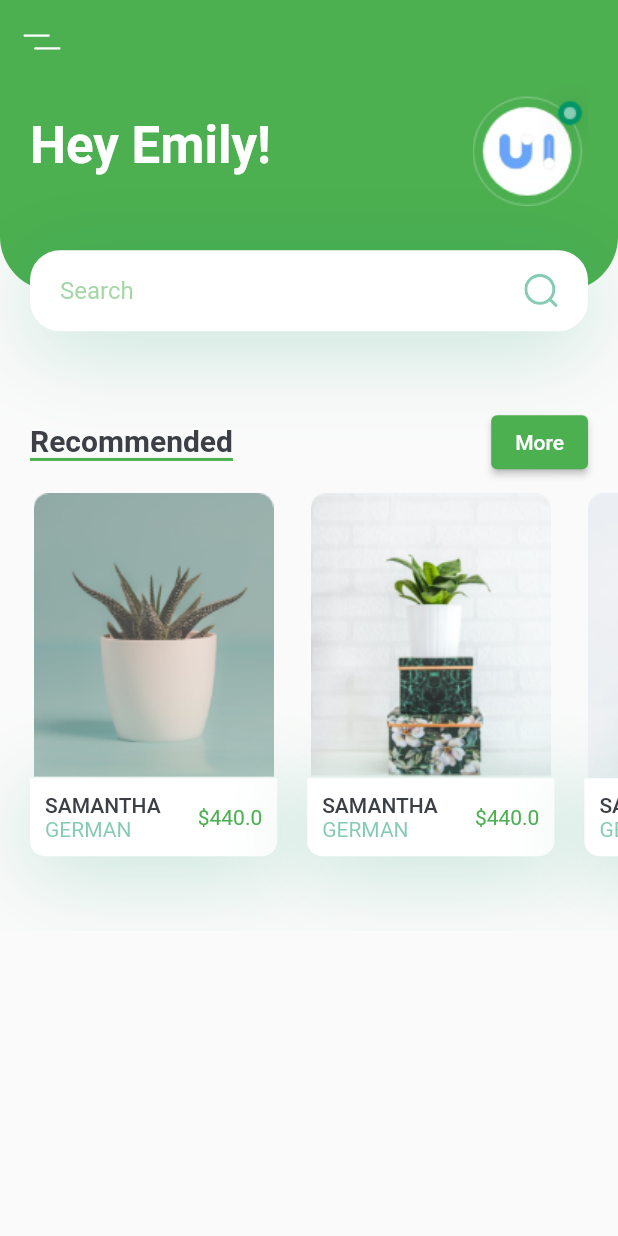
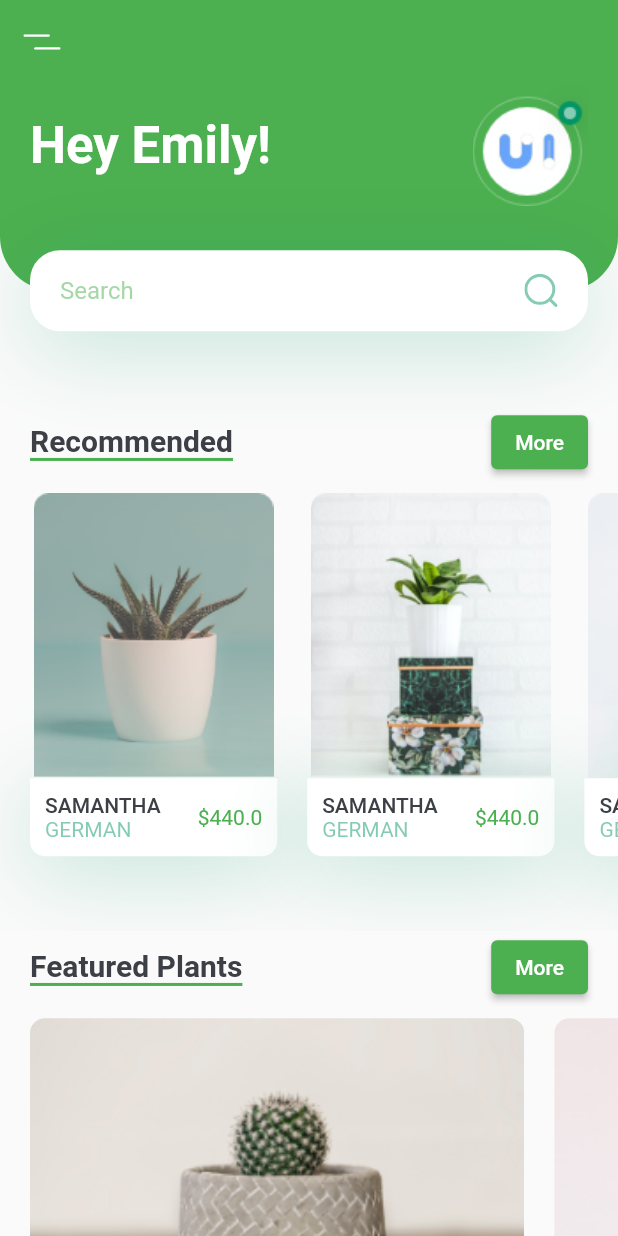
Before and after one commit to bjamyl/flutter_plantapp_ui, a Flutter app: the screen it shows after launch, on a phone screen of 412 x 824 dp. Run offline on Flutter 3.47's test engine with Material 2 defaults, Android fonts, the phone set to English and light mode, and no system bars; our stand-ins replace flutter_svg.

Commit message:
added featured plant card widgets

```diff
--- a/lib/widgets/home_screen/body.dart
+++ b/lib/widgets/home_screen/body.dart
@@ -2,6 +2,8 @@ import 'package:flutter/material.dart';
 import './header_with_searchbox.dart';
 import './recommended_title.dart';
 import './recommended_plants.dart';
+import '../../constants.dart';
+import './featured_plants.dart';
 
 class Body extends StatelessWidget {
   const Body({super.key});
@@ -13,10 +15,12 @@ class Body extends StatelessWidget {
       child: Column(
         children: [
           HeaderWithSearchBox(size: size),
-          const RecommendedTitle(),
-          const SingleChildScrollView(
-            scrollDirection: Axis.horizontal,
-            child: RecommendedPlants(),
+          const RecommendedTitle(title: 'Recommended'),
+          RecommendedPlants(),
+          const RecommendedTitle(title: "Featured Plants"),
+          FeaturedPlants(),
+          SizedBox(
+            height: kDefaultPadding,
           )
         ],
       ),
--- /dev/null
+++ b/lib/widgets/home_screen/featured_plants.dart
@@ -0,0 +1,50 @@
+import 'package:flutter/material.dart';
+import '../../constants.dart';
+
+class FeaturedPlants extends StatelessWidget {
+  const FeaturedPlants({
+    super.key,
+  });
+
+  @override
+  Widget build(BuildContext context) {
+    return SingleChildScrollView(
+      scrollDirection: Axis.horizontal,
+      child: Row(
+        children: const [
+          FeaturePlantCard(
+            image: "assets/images/bottom_img_1.png",
+          ),
+          FeaturePlantCard(
+            image: "assets/images/bottom_img_2.png",
+          ),
+        ],
+      ),
+    );
+  }
+}
+
+class FeaturePlantCard extends StatelessWidget {
+  const FeaturePlantCard({
+    super.key,
+    required this.image,
+  });
+
+  final String image;
+
+  @override
+  Widget build(BuildContext context) {
+    Size size = MediaQuery.of(context).size;
+    return Container(
+      margin: EdgeInsets.only(
+          left: kDefaultPadding,
+          top: kDefaultPadding / 2,
+          bottom: kDefaultPadding / 2),
+      width: size.width * 0.8,
+      height: 185,
+      decoration: BoxDecoration(
+          borderRadius: BorderRadius.circular(10),
+          image: DecorationImage(image: AssetImage(image), fit: BoxFit.cover)),
+    );
+  }
+}
--- a/lib/widgets/home_screen/recommended_plants.dart
+++ b/lib/widgets/home_screen/recommended_plants.dart
@@ -7,7 +7,9 @@ class RecommendedPlants extends StatelessWidget {
 
   @override
   Widget build(BuildContext context) {
-    return Row(
+    return SingleChildScrollView(
+        scrollDirection: Axis.horizontal,
+        child: Row(
           children: DUMMMY_PLANTS_CARDS
               .map((cardData) => RecommendedPlantCard(
                   title: cardData.title,
@@ -15,6 +17,6 @@ class RecommendedPlants extends StatelessWidget {
                   country: cardData.country,
                   price: cardData.price))
               .toList(),
-    );
+        ));
   }
 }
--- a/lib/widgets/home_screen/recommended_title.dart
+++ b/lib/widgets/home_screen/recommended_title.dart
@@ -3,8 +3,9 @@ import '../../constants.dart';
 
 class RecommendedTitle extends StatelessWidget {
   const RecommendedTitle({
-    super.key,
+    super.key, required this.title,
   });
+  final String title;
 
   @override
   Widget build(BuildContext context) {
@@ -17,8 +18,8 @@ class RecommendedTitle extends StatelessWidget {
             decoration: const BoxDecoration(
                 border:
                     Border(bottom: BorderSide(width: 2, color: Colors.green))),
-            child: const Text(
-              'Recommended',
+            child: Text(
+              title,
               style: TextStyle(fontWeight: FontWeight.bold, fontSize: 20),
             ),
           ),
```
Lines whose indentation alone changed are shown as unchanged.
